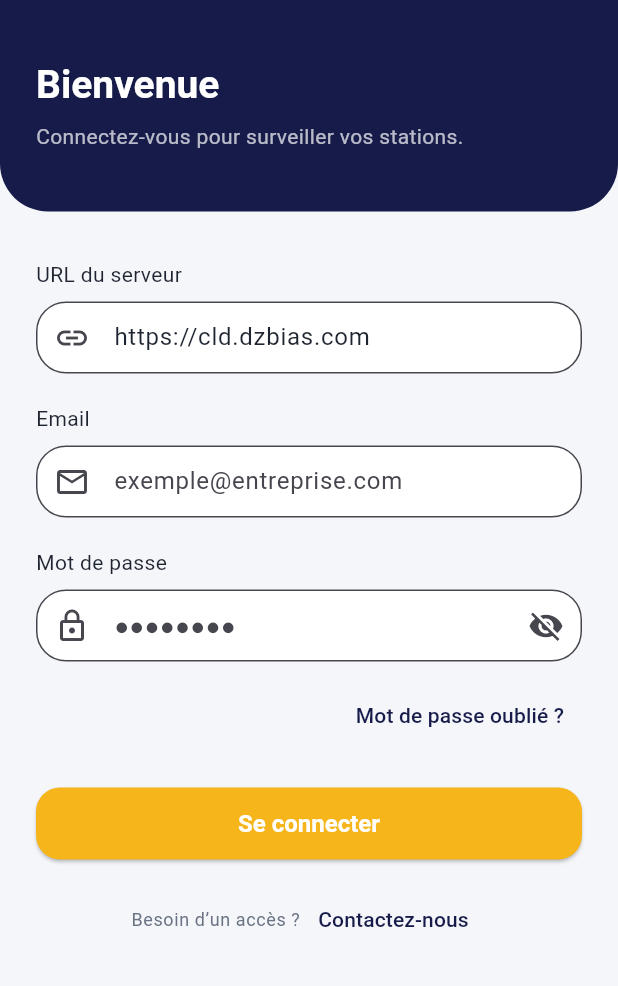
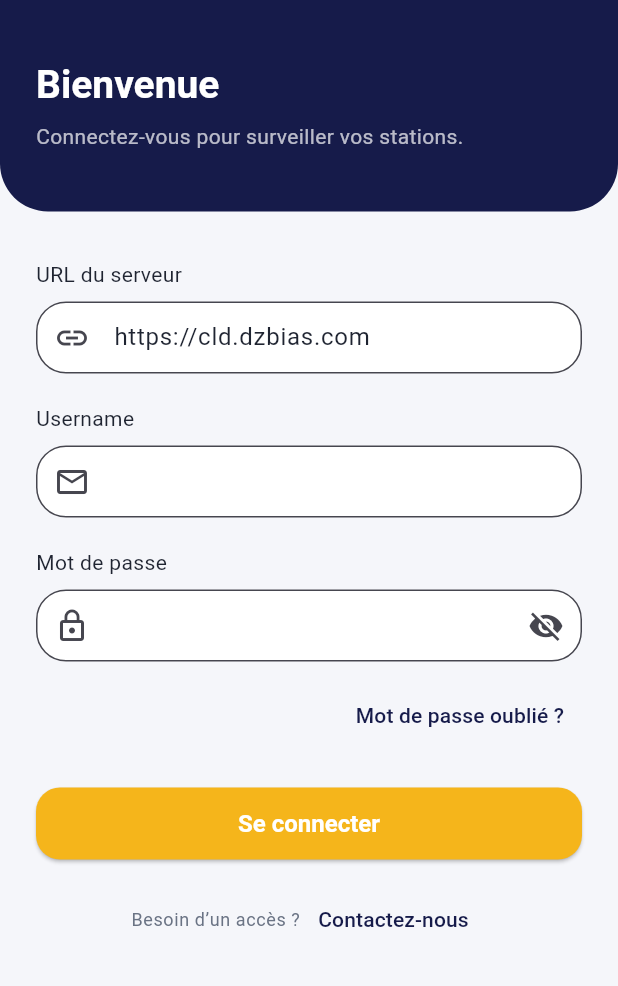
Before and after one commit to mouradou1/gazstation, a Flutter app: the screen it shows after launch, on a phone screen of 412 x 824 dp, the part 150-1136 px from its top. Run offline on Flutter 3.47's test engine with Material 3 defaults, Android fonts, the light colour scheme and no system bars; our stand-ins replace flutter_riverpod, go_router.

Commit message:
laste changes

```diff
--- a/lib/features/auth/presentation/widgets/login_form_section.dart
+++ b/lib/features/auth/presentation/widgets/login_form_section.dart
@@ -39,13 +39,12 @@ class LoginFormSection extends StatelessWidget {
             ),
           ),
           const SizedBox(height: 20),
-          Text('Email', style: theme.textTheme.bodyMedium),
+          Text('Username', style: theme.textTheme.bodyMedium),
           const SizedBox(height: 8),
           TextField(
             controller: emailController,
             keyboardType: TextInputType.emailAddress,
             decoration: const InputDecoration(
-              hintText: 'exemple@entreprise.com',
               prefixIcon: Icon(Icons.mail_outline),
             ),
           ),
@@ -56,7 +55,6 @@ class LoginFormSection extends StatelessWidget {
             controller: passwordController,
             obscureText: obscurePassword,
             decoration: InputDecoration(
-              hintText: '●●●●●●●●',
               prefixIcon: const Icon(Icons.lock_outline),
               suffixIcon: IconButton(
                 icon: Icon(
```
